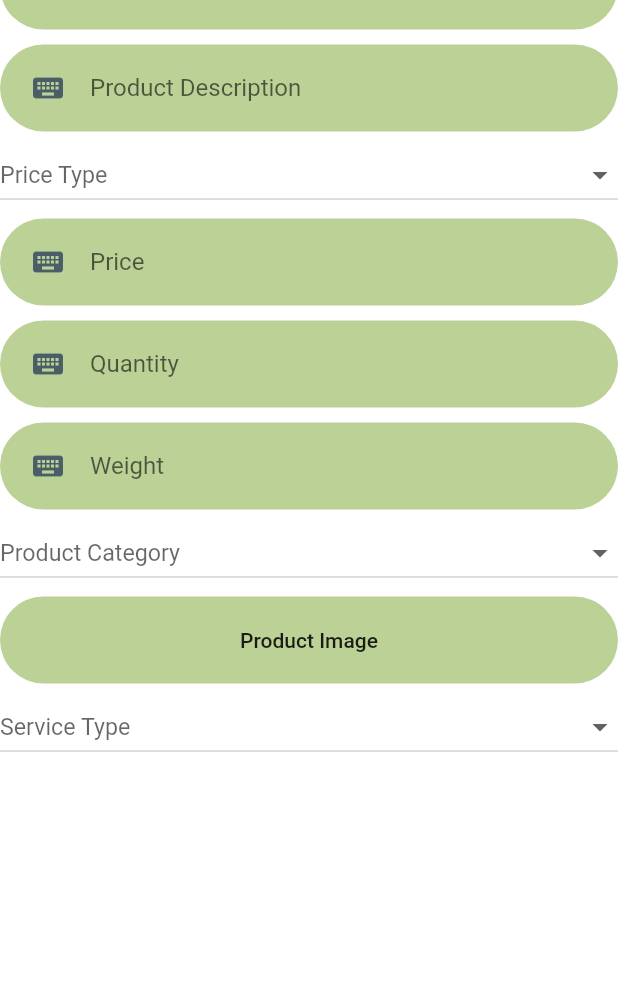
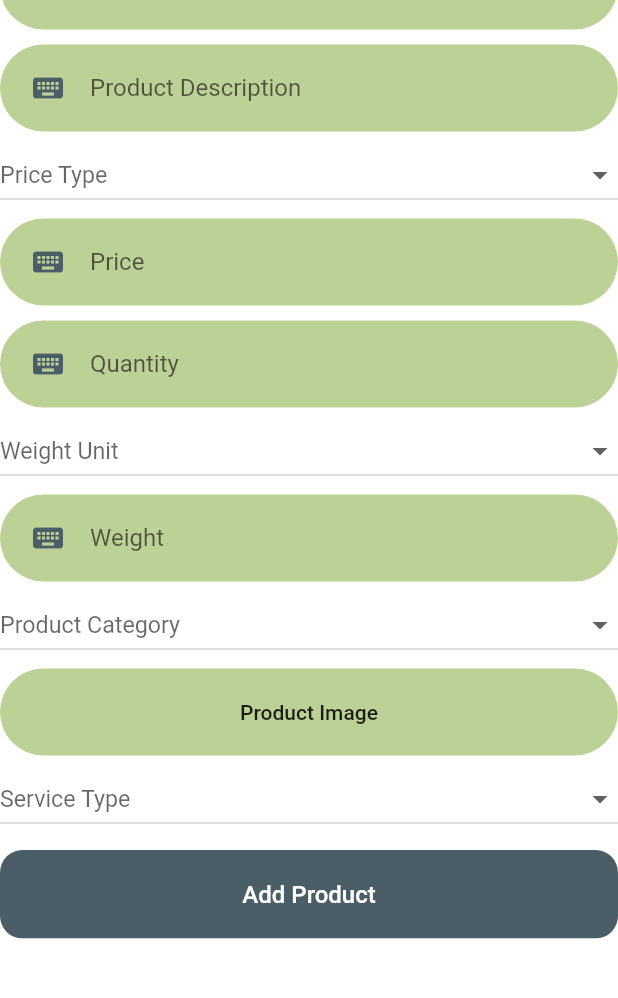
Before and after one commit to ammadUmarDev/ugao.pk, a Flutter app: the AddProduct screen opened directly, on a phone screen of 412 x 824 dp, the part 65-1063 px from its top. Run offline on Flutter 3.47's test engine with Material 2 defaults, Android fonts, the phone set to English and light mode, and no system bars; our stand-ins replace cloud_firestore, firebase_auth, firebase_storage, flutter_svg, image_picker; missing offline and left inert: grouped_buttons; accounts and stored records are empty.

Commit message:
Add Product Document to Firebase except ProdImage and OwnerReference

```diff
--- a/lib/Classes/Firebase_Model.dart
+++ b/lib/Classes/Firebase_Model.dart
@@ -1,3 +1,5 @@
+import 'dart:io';
+
 import 'package:cloud_firestore/cloud_firestore.dart';
 import 'package:firebase_auth/firebase_auth.dart';
 import 'package:firebase_storage/firebase_storage.dart';
@@ -8,6 +10,7 @@
 
 import 'Customer_Model.dart';
 import 'Farmer_Model.dart';
+import 'Product_Model.dart';
 import 'Supplier_Model.dart';
 
 class Firebase {
@@ -35,7 +38,7 @@
 
   Future<bool> sign_up(String cnic, String fullname, String pass,
       String usertype, Farmer fobj, Supplier sobj, Customer cobj) async {
-    this.firestore = Firestore.instance;
+    if (this.firestore == null) this.firestore = Firestore.instance;
     if (usertype == 'Farmer') {
       await this.firestore.collection('Users').document(cnic).setData({
         'Full_Name': fullname.toString(),
@@ -83,10 +86,50 @@
     }
   }
 
+  Future<String> upload_file(File file/*, BuildContext context*/) async {
+    //Path p = new Path();
+    StorageReference storageReference = firebaseStorage.ref().child(file.path);
+    StorageUploadTask uploadTask = storageReference.putFile(file);
+    await uploadTask.onComplete;
+    print('File Uploaded');
+    storageReference.getDownloadURL().then((fileURL) {
+      //setState(() {
+      return fileURL;
+      //});
+    });
+  }
+
+  Future<bool> add_a_product(Product product, BuildContext context) async {
+    User currentUser =
+        Provider.of<General_Provider>(context, listen: false).get_user();
+    if (this.firestore == null) this.firestore = Firestore.instance;
+    //final imageURL=await upload_file(product.prodImage);
+    await this
+        .firestore
+        .collection('Products')
+        .document(currentUser.cnic.toString() +
+            DateTime.now().millisecondsSinceEpoch.toString())
+        .setData({
+      'Name': product.prodName.toString(),
+      'Desc': product.prodDesc.toString(),
+      'Price_Type': product.priceType.toString(),
+      'Price': product.price,
+      'Quantity': product.quantity,
+      'Weight': product.weight,
+      'WeightUnit': product.weightUnit,
+      'Prod_Category': product.prodCategory,
+      //'Prod_Image': imageURL,
+      'Service_Type': product.serviceType,
+      //'Creator': currentUser,
+      'Created_Timestamp': DateTime.now(),
+    });
+    return true;
+  }
+
   //Login Function
   // ignore: non_constant_identifier_names
   Future<bool> login_up(String cnic, String pass, BuildContext context) async {
-    var firestore = Firestore.instance;
+    if (this.firestore == null) firestore = Firestore.instance;
 
     String name;
     String cnicc;
--- /dev/null
+++ b/lib/Classes/Product_Model.dart
@@ -0,0 +1,107 @@
+import 'dart:io';
+
+class Product {
+  String prodName;
+  String prodDesc;
+  String priceType;
+  int price;
+  int quantity;
+  int weight;
+  String weightUnit;
+  String prodCategory;
+  File prodImage;
+  String serviceType;
+
+  Product(
+      {this.prodName,
+      this.prodDesc,
+      this.priceType,
+      this.price,
+      this.quantity,
+      this.weight,
+      this.weightUnit,
+      this.prodCategory,
+      this.prodImage,
+      this.serviceType});
+
+  void set_farmer(Product pobject) {
+    if (pobject.prodName != null) {
+      this.prodName = pobject.prodName;
+    }
+    if (pobject.prodDesc != null) {
+      this.prodDesc = pobject.prodDesc;
+    }
+    if (pobject.priceType != null) {
+      this.priceType = pobject.priceType;
+    }
+    if (pobject.price != null) {
+      this.price = pobject.price;
+    }
+    if (pobject.quantity != null) {
+      this.quantity = pobject.quantity;
+    }
+    if (pobject.weight != null) {
+      this.weight = pobject.weight;
+    }
+    if (pobject.weightUnit != null) {
+      this.weightUnit = pobject.weightUnit;
+    }
+    if (pobject.prodCategory != null) {
+      this.prodCategory = pobject.prodCategory;
+    }
+    if (pobject.prodImage != null) {
+      this.prodImage = pobject.prodImage;
+    }
+    if (pobject.prodCategory != null) {
+      this.serviceType = pobject.serviceType;
+    }
+  }
+
+  // ignore: non_constant_identifier_names
+  String get_null_field() {
+    if (this.prodName == null) {
+      return ("Product Name");
+    }
+    if (this.prodDesc == null) {
+      return ("Product Description");
+    }
+    if (this.priceType == null) {
+      return ("Price Type");
+    }
+    if (this.price == null) {
+      return ("Price");
+    }
+    if (this.quantity == null) {
+      return ("Quantity");
+    }
+    if (this.weight == null) {
+      return ("Weight");
+    }
+    if (this.weightUnit == null) {
+      return ("Weight Unit");
+    }
+    if (this.prodCategory == null) {
+      return ("Product Category");
+    }
+    if (this.prodImage == null) {
+      return ("Product Image");
+    }
+    if (this.serviceType == null) {
+      return ("Service Type");
+    }
+    return null;
+  }
+
+  void printf() {
+    print(this.prodName);
+    print(this.prodDesc);
+    print(this.priceType);
+    print(this.price);
+    print(this.quantity);
+    print(this.weight);
+    print(this.weightUnit);
+    print(this.prodCategory);
+    print(this.prodImage);
+    print(this.serviceType);
+  }
+}
--- a/lib/Providers/general_provider.dart
+++ b/lib/Providers/general_provider.dart
@@ -12,6 +12,11 @@
   // ignore: non_constant_identifier_names
   Firebase firebase_object = new Firebase(); //For Firebase Function
   User user = new User(); //Consists of user information
+
+  User get_user()
+  {
+    return user;
+  }
 
   General_Provider({
     // ignore: non_constant_identifier_names
--- a/lib/components/rounded_image_picker.dart
+++ b/lib/components/rounded_image_picker.dart
@@ -9,13 +9,14 @@
 
 class RoundedImagePicker extends StatefulWidget {
   final String hintText;
-  RoundedImagePicker({this.hintText="Pick an Image"});
+  final ValueChanged<File> onPicked;
+  RoundedImagePicker({this.hintText="Pick an Image",this.onPicked});
   @override
   _RoundedImagePickerState createState() => _RoundedImagePickerState();
 }
 
 class _RoundedImagePickerState extends State<RoundedImagePicker> {
-  File image;
+  //File image;
   final picker = ImagePicker();
   ImageSource src = ImageSource.gallery;
 
@@ -38,7 +39,7 @@
     final pickedFile = await picker.getImage(source: this.src);
 
     setState(() {
-      image = File(pickedFile.path);
+      widget.onPicked(File(pickedFile.path));
     });
   }
 
--- a/lib/screens/product/add_product.dart
+++ b/lib/screens/product/add_product.dart
@@ -1,5 +1,9 @@
 import 'package:flutter/cupertino.dart';
 import 'package:flutter/material.dart';
+import 'package:ugao/Classes/Firebase_Model.dart';
+import 'package:ugao/Classes/Product_Model.dart';
+import 'package:ugao/components/rounded_alert_dialog.dart';
+import 'package:ugao/components/rounded_button.dart';
 import 'package:ugao/components/rounded_image_picker.dart';
 
 import '../../components/rounded_input_field.dart';
@@ -10,41 +14,14 @@
 }
 
 class _AddProductState extends State<AddProduct> {
-  RoundedImagePicker roundedImagePicker = RoundedImagePicker(
-    hintText: "Product Image",
-  );
-  RoundedInputField productName = RoundedInputField(
-    hintText: "Product Name",
-    icon: Icons.keyboard,
-  );
-  RoundedInputField productDescription = RoundedInputField(
-    //keyboardType: TextInputType.multiline,
-    //TODO: add support for multiline text input
-    hintText: "Product Description",
-    icon: Icons.keyboard,
-  );
-  RoundedInputField productPrice = RoundedInputField(
-    keyboardType: TextInputType.number,
-    hintText: "Price",
-    icon: Icons.keyboard, //TODO: find appropriate icon
-  );
-  RoundedInputField productQuantity = RoundedInputField(
-    keyboardType: TextInputType.number,
-    hintText: "Quantity",
-    icon: Icons.keyboard,
-  );
-  RoundedInputField productWeight = RoundedInputField(
-    keyboardType: TextInputType.number,
-    //TODO: add option to select weight unit
-    hintText: "Weight",
-    icon: Icons.keyboard, //TODO: find appropriate icon
-  );
-  List<String>pTypes=["Per Unit Price","Bulk Price"]; //TODO: fetch from firebase
-  String priceType;
-  List<String> pCategories=["Fertilizer"]; //TODO: fetch from firebase
-  String productCategory;
-  List<String> sTypes=["Pickup","Delivery"]; //TODO: fetch from firebase
-  String serviceType;
+  Product product = new Product();
+  List<String> pTypes = [
+    "Per Unit Price",
+    "Bulk Price"
+  ]; //TODO: fetch from firebase
+  List<String> pCategories = ["Fertilizer"]; //TODO: fetch from firebase
+  List<String> sTypes = ["Pickup", "Delivery"]; //TODO: fetch from firebase
+  List<String> wUnits=["Kgs"]; //TODO: decide weight units (firebase? hard coded?)
 
   @override
   Widget build(BuildContext context) {
@@ -55,8 +32,26 @@
             children: [
               ListView(
                 children: [
-                  productName,
-                  productDescription,
+                  RoundedInputField(
+                    hintText: "Product Name",
+                    icon: Icons.keyboard,
+                    onChanged: (newVal) {
+                      setState(() {
+                        if (newVal != null) product.prodName = newVal;
+                      });
+                    },
+                  ),
+                  RoundedInputField(
+                    //keyboardType: TextInputType.multiline,
+                    //TODO: add support for multiline text input
+                    hintText: "Product Description",
+                    icon: Icons.keyboard,
+                    onChanged: (newVal) {
+                      setState(() {
+                        if (newVal != null) product.prodDesc = newVal;
+                      });
+                    },
+                  ),
                   DropdownButton<String>(
                     isExpanded: true,
                     isDense: false,
@@ -64,13 +59,15 @@
                       color: Colors.black,
                     ),
                     hint: Text(
-                      priceType==null?"Price Type":priceType,
+                      product.priceType == null
+                          ? "Price Type"
+                          : product.priceType,
                       style: TextStyle(fontSize: 15.5),
                     ),
                     //value: priceType==null?"Price Type":priceType,
                     onChanged: (String value) {
                       setState(() {
-                        priceType = value;
+                        product.priceType = value;
                       });
                     },
                     items: pTypes.map((String user) {
@@ -89,9 +86,32 @@
                       );
                     }).toList(),
                   ),
-                  productPrice,
-                  productQuantity,
-                  productWeight,
+                  RoundedInputField(
+                    keyboardType: TextInputType.number,
+                    hintText: "Price",
+                    icon: Icons.keyboard, //TODO: find appropriate icon
+                    onChanged: (newVal) {
+                      setState(() {
+                        if (newVal != null)
+                          product.price = int.parse(
+                              newVal //TODO: add onError for robustness
+                              );
+                      });
+                    },
+                  ),
+                  RoundedInputField(
+                    keyboardType: TextInputType.number,
+                    hintText: "Quantity",
+                    icon: Icons.keyboard,
+                    onChanged: (newVal) {
+                      setState(() {
+                        if (newVal != null)
+                          product.quantity = int.parse(
+                              newVal //TODO: add onError for robustness
+                              );
+                      });
+                    },
+                  ),
                   DropdownButton<String>(
                     isExpanded: true,
                     isDense: false,
@@ -99,13 +119,63 @@
                       color: Colors.black,
                     ),
                     hint: Text(
-                      productCategory==null?"Product Category":productCategory,
+                      product.weightUnit == null
+                          ? "Weight Unit"
+                          : product.weightUnit,
                       style: TextStyle(fontSize: 15.5),
                     ),
                     //value: priceType==null?"Price Type":priceType,
                     onChanged: (String value) {
                       setState(() {
-                        productCategory = value;
+                        product.weightUnit = value;
+                      });
+                    },
+                    items: wUnits.map((String user) {
+                      return DropdownMenuItem<String>(
+                        value: user,
+                        child: Row(
+                          children: <Widget>[
+                            Text(
+                              user,
+                              style: TextStyle(
+                                fontSize: 15.5,
+                              ),
+                            ),
+                          ],
+                        ),
+                      );
+                    }).toList(),
+                  ),
+                  RoundedInputField(
+                    keyboardType: TextInputType.number,
+                    //TODO: add option to select weight unit
+                    hintText: "Weight",
+                    icon: Icons.keyboard, //TODO: find appropriate icon
+                    onChanged: (newVal) {
+                      setState(() {
+                        if (newVal != null)
+                          product.weight = int.parse(
+                              newVal //TODO: add onError for robustness
+                              );
+                      });
+                    },
+                  ),
+                  DropdownButton<String>(
+                    isExpanded: true,
+                    isDense: false,
+                    style: TextStyle(
+                      color: Colors.black,
+                    ),
+                    hint: Text(
+                      product.prodCategory == null
+                          ? "Product Category"
+                          : product.prodCategory,
+                      style: TextStyle(fontSize: 15.5),
+                    ),
+                    //value: priceType==null?"Price Type":priceType,
+                    onChanged: (String value) {
+                      setState(() {
+                        product.prodCategory = value;
                       });
                     },
                     items: pCategories.map((String user) {
@@ -124,7 +194,14 @@
                       );
                     }).toList(),
                   ),
-                  roundedImagePicker,
+                  RoundedImagePicker(
+                    hintText: "Product Image",
+                    onPicked: (newImage) {
+                      setState(() {
+                        if (newImage != null) product.prodImage = newImage;
+                      });
+                    },
+                  ),
                   DropdownButton<String>(
                     isExpanded: true,
                     isDense: false,
@@ -132,13 +209,15 @@
                       color: Colors.black,
                     ),
                     hint: Text(
-                      serviceType==null?"Service Type":serviceType,
+                      product.serviceType == null
+                          ? "Service Type"
+                          : product.serviceType,
                       style: TextStyle(fontSize: 15.5),
                     ),
                     //value: priceType==null?"Price Type":priceType,
                     onChanged: (String value) {
                       setState(() {
-                        serviceType = value;
+                        product.serviceType = value;
                       });
                     },
                     items: sTypes.map((String user) {
@@ -157,7 +236,33 @@
                       );
                     }).toList(),
                   ),
-                  //_image == null ? Container() : Image.file(_image),
+                  //product.prodImage == null ? Container() : Image.file(product.prodImage),
+                  RoundedButton(
+                    text: "Add Product",
+                    press: () async {
+                      var firebase_object = new Firebase();
+                      String nullField=product.get_null_field();
+                      print("nullField");
+                      print(nullField);
+                      if (nullField==null) {
+                        bool check = await firebase_object.add_a_product(
+                            this.product, context);
+                        if (check == true) {
+                          this.product.printf();
+                          return true;
+                        }
+                      }else{
+                        final String content=('Please set all fields in order to proceed. '+nullField+' is not set.').toString();
+                        showDialog(
+                          context: context,
+                          builder: (context) => RoundedAlertDialog(
+                            content: content,
+                          ),
+                        );
+                        return false; //TODO: add warning message that a field has not been set
+                      }
+                    },
+                  ),
                 ],
               ),
             ],
```
Also changed, not shown: lib/components/rounded_alert_dialog.dart (added, +15 -0 lines).
